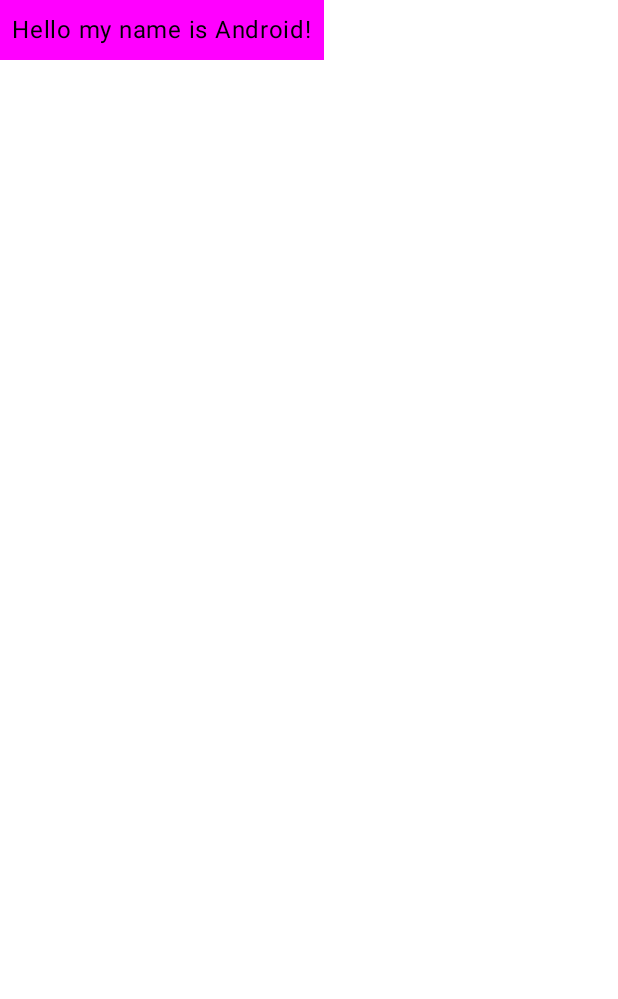
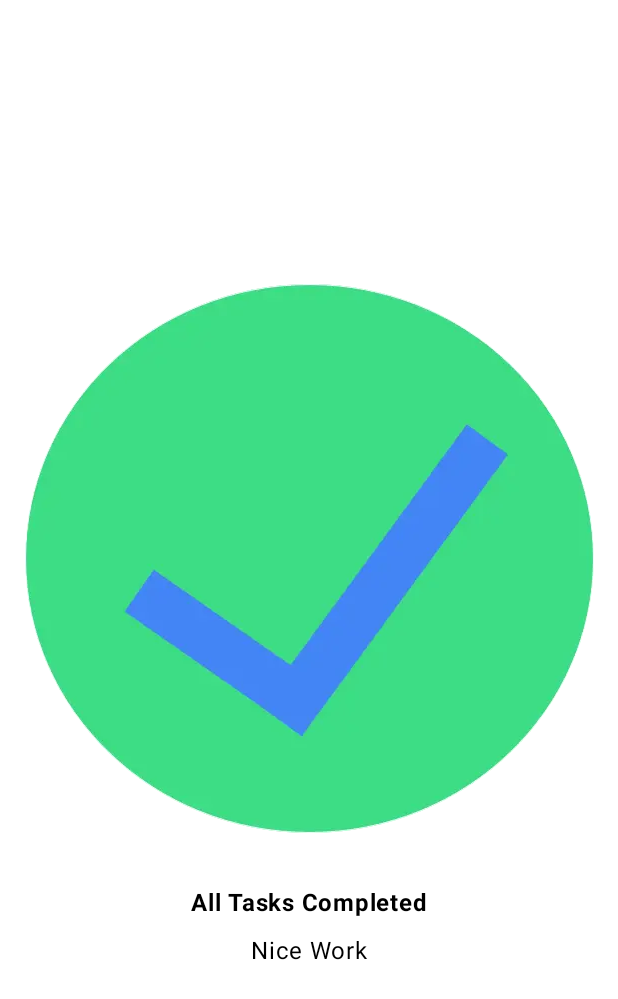
Before and after one commit to OmneyaOsman/ComposeCamp, an Android app built with Jetpack Compose: the @Preview function GreetingPreview, on a phone screen of 412 x 824 dp. Shown: the top 999 px of the screen. Run offline under Robolectric (Android 15) with nearby library versions, the phone set to English and light mode, and no system bars.

Commit message:
all tasks done UI

```diff
--- a/app/src/main/java/com/omni/composecamp/MainActivity.kt
+++ b/app/src/main/java/com/omni/composecamp/MainActivity.kt
@@ -3,17 +3,22 @@ package com.omni.composecamp
 import android.os.Bundle
 import androidx.activity.ComponentActivity
 import androidx.activity.compose.setContent
-import androidx.compose.foundation.layout.Box
+import androidx.compose.foundation.Image
+import androidx.compose.foundation.layout.Arrangement
+import androidx.compose.foundation.layout.Column
 import androidx.compose.foundation.layout.fillMaxSize
 import androidx.compose.foundation.layout.padding
 import androidx.compose.material3.MaterialTheme
 import androidx.compose.material3.Surface
 import androidx.compose.material3.Text
 import androidx.compose.runtime.Composable
+import androidx.compose.ui.Alignment
 import androidx.compose.ui.Modifier
-import androidx.compose.ui.graphics.Color
+import androidx.compose.ui.res.painterResource
+import androidx.compose.ui.text.font.FontWeight
 import androidx.compose.ui.tooling.preview.Preview
 import androidx.compose.ui.unit.dp
+import androidx.compose.ui.unit.sp
 import com.omni.composecamp.ui.theme.ComposeCampTheme
 
 class MainActivity : ComponentActivity() {
@@ -26,7 +31,7 @@ class MainActivity : ComponentActivity() {
                     modifier = Modifier.fillMaxSize(),
                     color = MaterialTheme.colorScheme.background
                 ) {
-                    Greeting("Android")
+                    AllTasksDone("All Tasks Completed", "Nice Work")
                 }
             }
         }
@@ -34,19 +39,29 @@ class MainActivity : ComponentActivity() {
 }
 
 @Composable
-fun Greeting(name: String, modifier: Modifier = Modifier) {
-    Surface(color = Color.Magenta) {
+fun AllTasksDone(tasksStatus: String, greeting: String, modifier: Modifier = Modifier) {
+    Column(
+        modifier.fillMaxSize(),
+        verticalArrangement = Arrangement.Center,
+        horizontalAlignment = Alignment.CenterHorizontally
+    ) {
+        Image(
+            painter = painterResource(id = R.drawable.ic_task_completed),
+            contentDescription = "All tasks done"
+        )
         Text(
-            text = "Hello my name is $name!",
-            modifier = modifier.padding(8.dp)
+            text = tasksStatus,
+            fontWeight = FontWeight.Bold,
+            modifier = Modifier.padding(top = 24.dp , bottom = 8.dp)
         )
+        Text(text = greeting , fontSize = 16.sp)
     }
 }
 
-@Preview(showBackground = true)
+@Preview(showSystemUi = true)
 @Composable
 fun GreetingPreview() {
     ComposeCampTheme {
-        Greeting("Android")
+        AllTasksDone("All Tasks Completed", "Nice Work")
     }
 }
```
Also changed, not shown: app/src/main/res/drawable-nodpi/ic_task_completed.webp (added).
